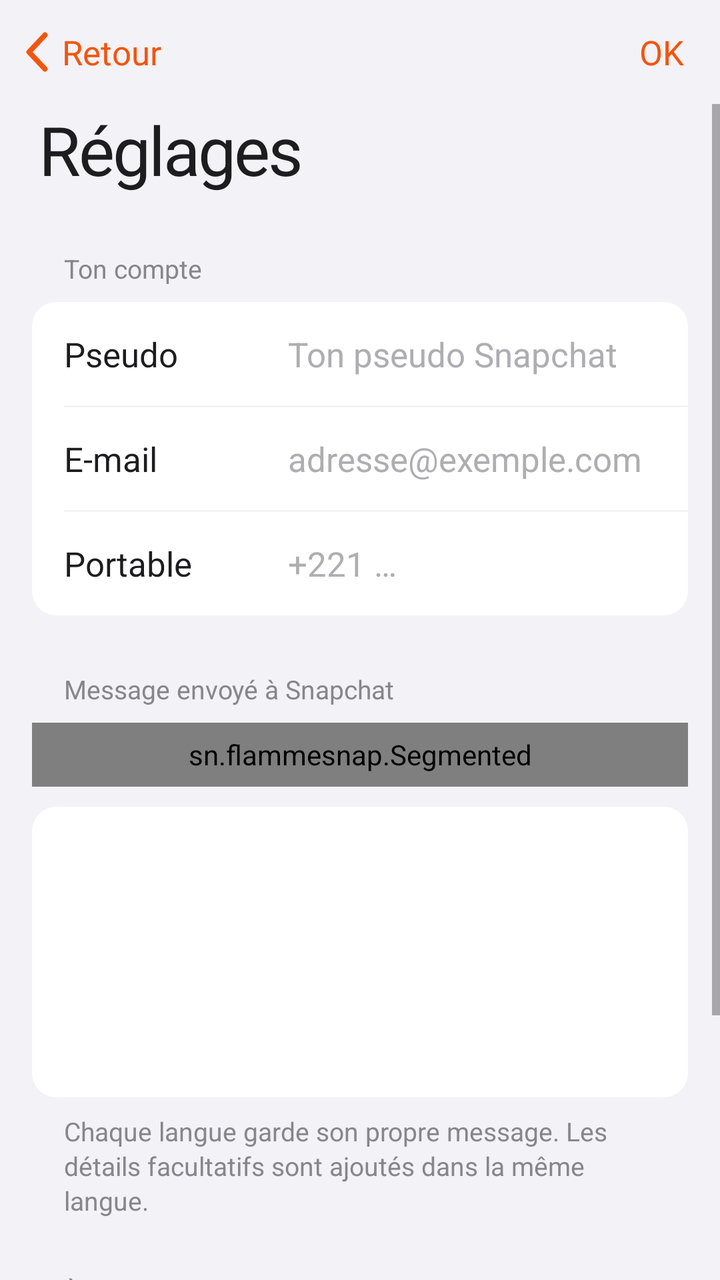
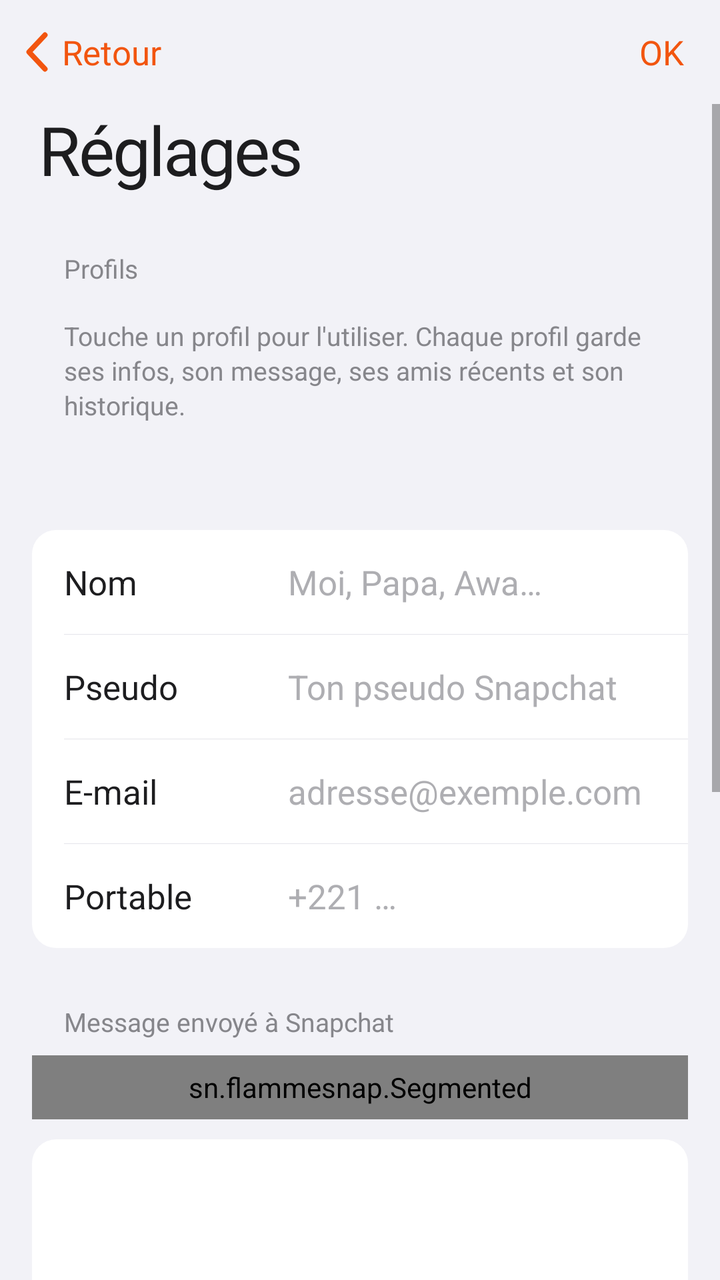

Two renders of the same Android screen: before a commit and after it. Below are the layout's source before the change and the commit's diff.
<!-- AndroidManifest.xml: activity theme AppTheme.Grouped -->
<!-- res/layout/activity_settings.xml -->
<?xml version="1.0" encoding="utf-8"?>
<LinearLayout xmlns:android="http://schemas.android.com/apk/res/android"
    android:layout_width="match_parent"
    android:layout_height="match_parent"
    android:orientation="vertical">

    
    <FrameLayout
        android:layout_width="match_parent"
        android:layout_height="52dp">

        <TextView
            android:id="@+id/back_button"
            style="@style/TextAction"
            android:layout_gravity="start|center_vertical"
            android:drawableStart="@drawable/ic_chevron_left"
            android:drawablePadding="6dp"
            android:paddingStart="12dp"
            android:paddingEnd="12dp"
            android:text="@string/back"
            android:textSize="17sp" />

        <TextView
            android:id="@+id/nav_title"
            android:layout_width="wrap_content"
            android:layout_height="wrap_content"
            android:layout_gravity="center"
            android:alpha="0"
            android:tag="semibold"
            android:text="@string/settings"
            android:textColor="@color/label"
            android:textSize="17sp" />

        <TextView
            android:id="@+id/done_button"
            style="@style/TextAction"
            android:layout_gravity="end|center_vertical"
            android:paddingStart="16dp"
            android:paddingEnd="18dp"
            android:tag="semibold"
            android:text="@string/done"
            android:textSize="17sp" />

        <View
            android:id="@+id/nav_hairline"
            style="@style/Hairline"
            android:layout_gravity="bottom"
            android:alpha="0" />
    </FrameLayout>

    <ScrollView
        android:id="@+id/scroll"
        android:layout_width="match_parent"
        android:layout_height="0dp"
        android:layout_weight="1"
        android:fillViewport="true">

        <LinearLayout
            android:id="@+id/settings_list"
            android:layout_width="match_parent"
            android:layout_height="wrap_content"
            android:orientation="vertical"
            android:paddingBottom="36dp">

            <TextView
                android:id="@+id/large_title"
                android:layout_width="match_parent"
                android:layout_height="wrap_content"
                android:letterSpacing="-0.03"
                android:paddingStart="20dp"
                android:paddingEnd="20dp"
                android:tag="display"
                android:text="@string/settings"
                android:textColor="@color/label"
                android:textSize="34sp" />

            <TextView
                style="@style/SectionHeader"
                android:text="@string/section_account" />

            <LinearLayout
                android:layout_width="match_parent"
                android:layout_height="wrap_content"
                android:layout_marginStart="16dp"
                android:layout_marginEnd="16dp"
                android:background="@drawable/bg_group"
                android:orientation="vertical">

                <LinearLayout
                    android:layout_width="match_parent"
                    android:layout_height="wrap_content"
                    android:gravity="center_vertical"
                    android:orientation="horizontal"
                    android:paddingStart="16dp"
                    android:paddingEnd="16dp">

                    <TextView
                        style="@style/RowLabel"
                        android:text="@string/lbl_username" />

                    <EditText
                        android:id="@+id/in_username"
                        style="@style/RowField"
                        android:hint="@string/hint_username"
                        android:inputType="text|textNoSuggestions" />
                </LinearLayout>

                <View
                    style="@style/Hairline"
                    android:layout_marginStart="16dp" />

                <LinearLayout
                    android:layout_width="match_parent"
                    android:layout_height="wrap_content"
                    android:gravity="center_vertical"
                    android:orientation="horizontal"
                    android:paddingStart="16dp"
                    android:paddingEnd="16dp">

                    <TextView
                        style="@style/RowLabel"
                        android:text="@string/lbl_email" />

                    <EditText
                        android:id="@+id/in_email"
                        style="@style/RowField"
                        android:hint="@string/hint_email"
                        android:inputType="textEmailAddress" />
                </LinearLayout>

                <View
                    style="@style/Hairline"
                    android:layout_marginStart="16dp" />

                <LinearLayout
                    android:layout_width="match_parent"
                    android:layout_height="wrap_content"
                    android:gravity="center_vertical"
                    android:orientation="horizontal"
                    android:paddingStart="16dp"
                    android:paddingEnd="16dp">

                    <TextView
                        style="@style/RowLabel"
                        android:text="@string/lbl_phone" />

                    <EditText
                        android:id="@+id/in_phone"
                        style="@style/RowField"
                        android:hint="@string/hint_phone"
                        android:inputType="phone" />
                </LinearLayout>
            </LinearLayout>

            <TextView
                android:id="@+id/account_check"
                android:layout_width="match_parent"
                android:layout_height="wrap_content"
                android:layout_marginTop="8dp"
                android:lineSpacingExtra="2dp"
                android:paddingStart="32dp"
                android:paddingEnd="32dp"
                android:textColor="@color/warn_text"
                android:textSize="13sp"
                android:visibility="gone" />

            <TextView
                style="@style/SectionHeader"
                android:text="@string/section_message" />

            <sn.flammesnap.Segmented
                android:id="@+id/lang_segmented"
                android:layout_width="match_parent"
                android:layout_height="32dp"
                android:layout_marginStart="16dp"
                android:layout_marginEnd="16dp"
                android:layout_marginBottom="10dp" />

            <LinearLayout
                android:layout_width="match_parent"
                android:layout_height="wrap_content"
                android:layout_marginStart="16dp"
                android:layout_marginEnd="16dp"
                android:background="@drawable/bg_group"
                android:orientation="vertical">

                <EditText
                    android:id="@+id/in_description"
                    android:layout_width="match_parent"
                    android:layout_height="wrap_content"
                    android:background="@null"
                    android:gravity="top|start"
                    android:importantForAutofill="no"
                    android:inputType="textMultiLine|textCapSentences"
                    android:lineSpacingExtra="3dp"
                    android:minLines="5"
                    android:padding="16dp"
                    android:textColor="@color/label"
                    android:textCursorDrawable="@drawable/cursor"
                    android:textSize="17sp" />
            </LinearLayout>

            <TextView
                android:layout_width="match_parent"
                android:layout_height="wrap_content"
                android:layout_marginTop="8dp"
                android:lineSpacingExtra="2dp"
                android:paddingStart="32dp"
                android:paddingEnd="32dp"
                android:text="@string/lang_note"
                android:textColor="@color/secondary"
                android:textSize="13sp" />

            <TextView
                style="@style/SectionHeader"
                android:text="@string/section_about" />

            <LinearLayout
                android:layout_width="match_parent"
                android:layout_height="52dp"
                android:layout_marginStart="16dp"
                android:layout_marginEnd="16dp"
                android:background="@drawable/bg_group"
                android:gravity="center_vertical"
                android:orientation="horizontal"
                android:paddingStart="16dp"
                android:paddingEnd="16dp">

                <TextView
                    android:layout_width="0dp"
                    android:layout_height="wrap_content"
                    android:layout_weight="1"
                    android:text="@string/version"
                    android:textColor="@color/label"
                    android:textSize="17sp" />

                <TextView
                    android:id="@+id/version_value"
                    android:layout_width="wrap_content"
                    android:layout_height="wrap_content"
                    android:textColor="@color/secondary"
                    android:textSize="17sp" />
            </LinearLayout>

            <TextView
                android:layout_width="match_parent"
                android:layout_height="wrap_content"
                android:layout_marginTop="8dp"
                android:lineSpacingExtra="2dp"
                android:paddingStart="32dp"
                android:paddingEnd="32dp"
                android:text="@string/settings_note"
                android:textColor="@color/secondary"
                android:textSize="13sp" />
        </LinearLayout>
    </ScrollView>
</LinearLayout>
<!-- resources referenced by this layout -->
<resources>
  <color name="label">#1D1D1F</color>
  <color name="secondary">#86868B</color>
  <color name="warn_text">#C2410C</color>
  <!-- drawable bg_group (drawable) -->
  <?xml version="1.0" encoding="utf-8"?>
  <shape xmlns:android="http://schemas.android.com/apk/res/android"
      android:shape="rectangle">
      <solid android:color="@color/cell" />
      <corners android:radius="12dp" />
  </shape>
  <!-- drawable cursor (drawable) -->
  <?xml version="1.0" encoding="utf-8"?>
  <shape xmlns:android="http://schemas.android.com/apk/res/android"
      android:shape="rectangle">
      <solid android:color="@color/tint" />
      <size android:width="2dp" />
      <corners android:radius="1dp" />
  </shape>
  <string name="back">Retour</string>
  <string name="done">OK</string>
  <string name="hint_email">adresse@exemple.com</string>
  <string name="hint_phone">+221 …</string>
  <string name="hint_username">Ton pseudo Snapchat</string>
  <string name="lang_note">Chaque langue garde son propre message. Les détails facultatifs sont ajoutés dans la même langue.</string>
  <string name="lbl_email">E-mail</string>
  <string name="lbl_phone">Portable</string>
  <string name="lbl_username">Pseudo</string>
  <string name="section_about">À propos</string>
  <string name="section_account">Ton compte</string>
  <string name="section_message">Message envoyé à Snapchat</string>
  <string name="settings">Réglages</string>
  <string name="settings_note">Les modifications sont enregistrées automatiquement et restent uniquement sur ton téléphone.</string>
  <string name="version">Version</string>
  <style name="Hairline">
          <item name="android:layout_width">match_parent</item>
          <item name="android:layout_height">1px</item>
          <item name="android:background">@color/separator</item>
      </style>
  <style name="RowLabel">
          <item name="android:layout_width">112dp</item>
          <item name="android:layout_height">wrap_content</item>
          <item name="android:textSize">17sp</item>
          <item name="android:textColor">@color/label</item>
      </style>
  <style name="AppTheme.Grouped" parent="AppTheme">
          <item name="android:statusBarColor">@color/grouped_bg</item>
          <item name="android:windowBackground">@color/grouped_bg</item>
      </style>
  <color name="cell">#FFFFFF</color>
  <color name="tint">#F2550F</color>
  <color name="separator">#E5E5EA</color>
  <color name="tertiary">#AEAEB2</color>
  <style name="AppTheme" parent="Base.App" />
  <color name="grouped_bg">#F2F2F7</color>
  <color name="bg">#FFFFFF</color>
  <style name="PushAnim" parent="@android:style/Animation.Activity">
          <item name="android:activityOpenEnterAnimation">@anim/push_enter</item>
          <item name="android:activityOpenExitAnimation">@anim/push_exit</item>
          <item name="android:activityCloseEnterAnimation">@anim/pop_enter</item>
          <item name="android:activityCloseExitAnimation">@anim/pop_exit</item>
      </style>
  <!-- unchanged entries left out for length: 5 -->
</resources>

<!-- the commit's change to res/layout/activity_settings.xml (unified diff, before → after) -->
@@ -76,15 +76,71 @@
 
             <TextView
                 style="@style/SectionHeader"
-                android:text="@string/section_account" />
-
-            <LinearLayout
-                android:layout_width="match_parent"
-                android:layout_height="wrap_content"
-                android:layout_marginStart="16dp"
-                android:layout_marginEnd="16dp"
-                android:background="@drawable/bg_group"
+                android:text="@string/section_profiles" />
+
+            <LinearLayout
+                android:id="@+id/profiles_group"
+                android:layout_width="match_parent"
+                android:layout_height="wrap_content"
+                android:layout_marginStart="16dp"
+                android:layout_marginEnd="16dp"
+                android:animateLayoutChanges="true"
+                android:background="@drawable/bg_group"
+                android:orientation="vertical" />
+
+            <TextView
+                android:layout_width="match_parent"
+                android:layout_height="wrap_content"
+                android:layout_marginTop="8dp"
+                android:lineSpacingExtra="2dp"
+                android:paddingStart="32dp"
+                android:paddingEnd="32dp"
+                android:text="@string/profiles_note"
+                android:textColor="@color/secondary"
+                android:textSize="13sp" />
+
+            
+            <LinearLayout
+                android:id="@+id/profile_fields"
+                android:layout_width="match_parent"
+                android:layout_height="wrap_content"
                 android:orientation="vertical">
+
+            <TextView
+                android:id="@+id/profile_header"
+                style="@style/SectionHeader" />
+
+            <LinearLayout
+                android:layout_width="match_parent"
+                android:layout_height="wrap_content"
+                android:layout_marginStart="16dp"
+                android:layout_marginEnd="16dp"
+                android:background="@drawable/bg_group"
+                android:orientation="vertical">
+
+                <LinearLayout
+                    android:layout_width="match_parent"
+                    android:layout_height="wrap_content"
+                    android:gravity="center_vertical"
+                    android:orientation="horizontal"
+                    android:paddingStart="16dp"
+                    android:paddingEnd="16dp">
+
+                    <TextView
+                        style="@style/RowLabel"
+                        android:text="@string/lbl_name" />
+
+                    <EditText
+                        android:id="@+id/in_name"
+                        style="@style/RowField"
+                        android:hint="@string/hint_name"
+                        android:inputType="textPersonName|textCapWords"
+                        android:maxLength="24" />
+                </LinearLayout>
+
+                <View
+                    style="@style/Hairline"
+                    android:layout_marginStart="16dp" />
 
                 <LinearLayout
                     android:layout_width="match_parent"
@@ -211,6 +267,33 @@
                 android:textColor="@color/secondary"
                 android:textSize="13sp" />
 
+            <LinearLayout
+                android:id="@+id/delete_group"
+                android:layout_width="match_parent"
+                android:layout_height="wrap_content"
+                android:layout_marginStart="16dp"
+                android:layout_marginTop="28dp"
+                android:layout_marginEnd="16dp"
+                android:background="@drawable/bg_group"
+                android:orientation="vertical">
+
+                <TextView
+                    android:id="@+id/delete_profile"
+                    android:layout_width="match_parent"
+                    android:layout_height="52dp"
+                    android:background="@drawable/bg_row"
+                    android:clickable="true"
+                    android:focusable="true"
+                    android:gravity="center_vertical"
+                    android:paddingStart="16dp"
+                    android:paddingEnd="16dp"
+                    android:text="@string/delete_profile"
+                    android:textColor="@color/red"
+                    android:textSize="17sp" />
+            </LinearLayout>
+
+            </LinearLayout>
+
             <TextView
                 style="@style/SectionHeader"
                 android:text="@string/section_about" />
<!-- resource entries referenced after the edit -->
@@ -1,6 +1,7 @@
 <!-- resources referenced by this layout -->
 <resources>
   <color name="label">#1D1D1F</color>
+  <color name="red">#FF3B30</color>
   <color name="secondary">#86868B</color>
   <color name="warn_text">#C2410C</color>
   <!-- drawable bg_group (drawable) -->
@@ -10,6 +11,13 @@
       <solid android:color="@color/cell" />
       <corners android:radius="12dp" />
   </shape>
+  <!-- drawable bg_row (drawable) -->
+  <?xml version="1.0" encoding="utf-8"?>
+  <selector xmlns:android="http://schemas.android.com/apk/res/android"
+      android:exitFadeDuration="220">
+      <item android:state_pressed="true" android:drawable="@color/row_pressed" />
+      <item android:drawable="@android:color/transparent" />
+  </selector>
   <!-- drawable cursor (drawable) -->
   <?xml version="1.0" encoding="utf-8"?>
   <shape xmlns:android="http://schemas.android.com/apk/res/android"
@@ -19,17 +27,21 @@
       <corners android:radius="1dp" />
   </shape>
   <string name="back">Retour</string>
+  <string name="delete_profile">Supprimer ce profil</string>
   <string name="done">OK</string>
   <string name="hint_email">adresse@exemple.com</string>
+  <string name="hint_name">Moi, Papa, Awa…</string>
   <string name="hint_phone">+221 …</string>
   <string name="hint_username">Ton pseudo Snapchat</string>
   <string name="lang_note">Chaque langue garde son propre message. Les détails facultatifs sont ajoutés dans la même langue.</string>
   <string name="lbl_email">E-mail</string>
+  <string name="lbl_name">Nom</string>
   <string name="lbl_phone">Portable</string>
   <string name="lbl_username">Pseudo</string>
+  <string name="profiles_note">Touche un profil pour l\'utiliser. Chaque profil garde ses infos, son message, ses amis récents et son historique.</string>
   <string name="section_about">À propos</string>
-  <string name="section_account">Ton compte</string>
   <string name="section_message">Message envoyé à Snapchat</string>
+  <string name="section_profiles">Profils</string>
   <string name="settings">Réglages</string>
   <string name="settings_note">Les modifications sont enregistrées automatiquement et restent uniquement sur ton téléphone.</string>
   <string name="version">Version</string>
@@ -49,6 +61,7 @@
           <item name="android:windowBackground">@color/grouped_bg</item>
       </style>
   <color name="cell">#FFFFFF</color>
+  <color name="row_pressed">#E5E5EA</color>
   <color name="tint">#F2550F</color>
   <color name="separator">#E5E5EA</color>
   <color name="tertiary">#AEAEB2</color>
